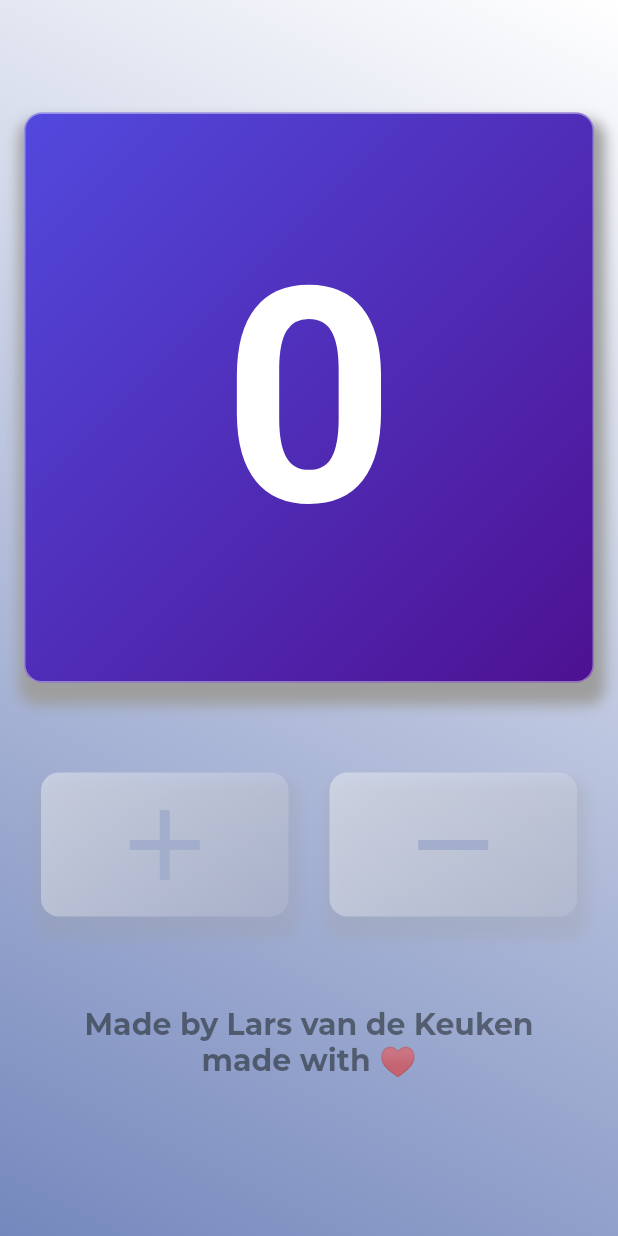
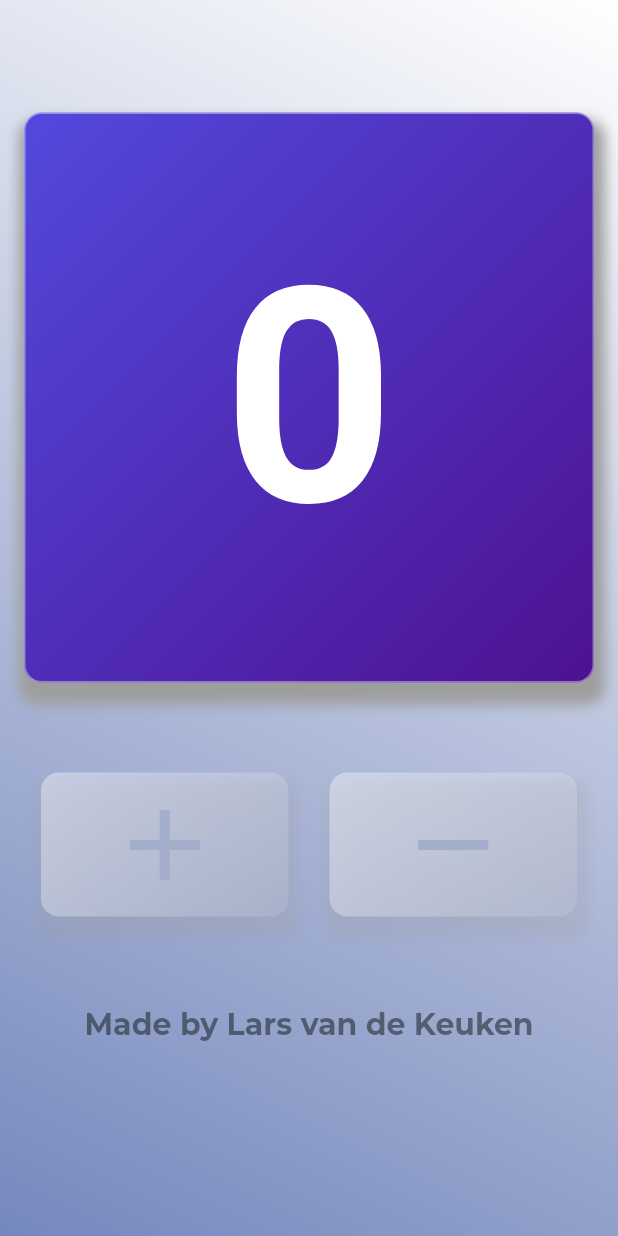
Before and after one commit to NasZero/larsapp, a Flutter app: the screen it shows after launch, on a phone screen of 412 x 824 dp. Run offline on Flutter 3.47's test engine with Material 2 defaults, Android fonts, the light colour scheme and no system bars; drawn by our look-alikes of animated_flip_counter; our stand-ins replace google_fonts.

Commit message:
Added release notes / edited main.dart

```diff
--- a/lib/main.dart
+++ b/lib/main.dart
@@ -193,7 +193,7 @@ class _MyAppState extends State<MyApp> {
                     mainAxisAlignment: MainAxisAlignment.center,
                     children: [
                       Text(
-                        'Made by Lars van de Keuken\nmade with ♥',
+                        'Made by Lars van de Keuken',
                         textAlign: TextAlign.center,
                         style: GoogleFonts.montserrat(
                           textStyle: const TextStyle(
--- /dev/null
+++ b/release_notes.txt
@@ -0,0 +1,4 @@
+Release notes for Counter app
+
+- Counter app
+- Changed build version
```
Also changed, not shown: pubspec.yaml (+3 -5 lines).
